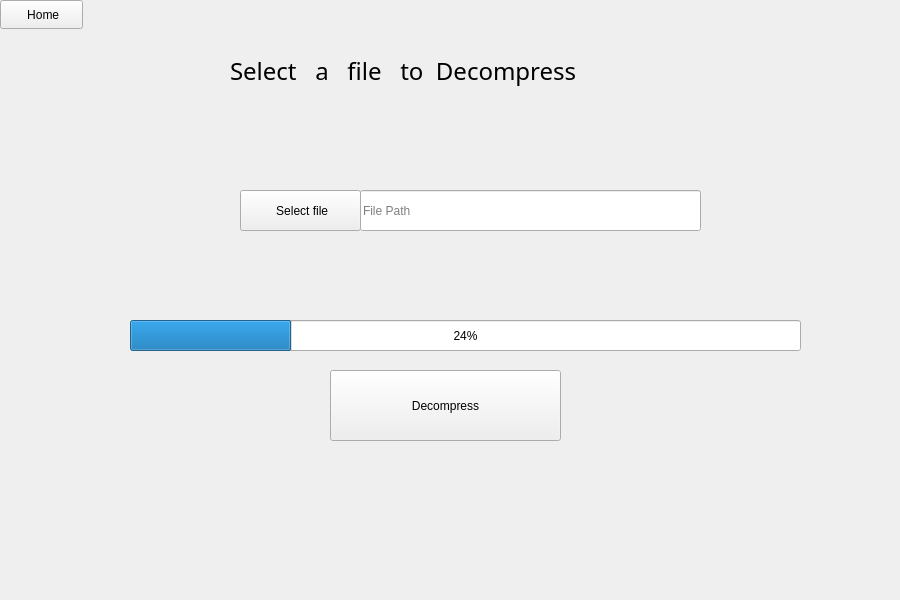
Above: Compresso/mainwindow.ui from ranaahmed786/Compresso before the change. Below: the same form after it.
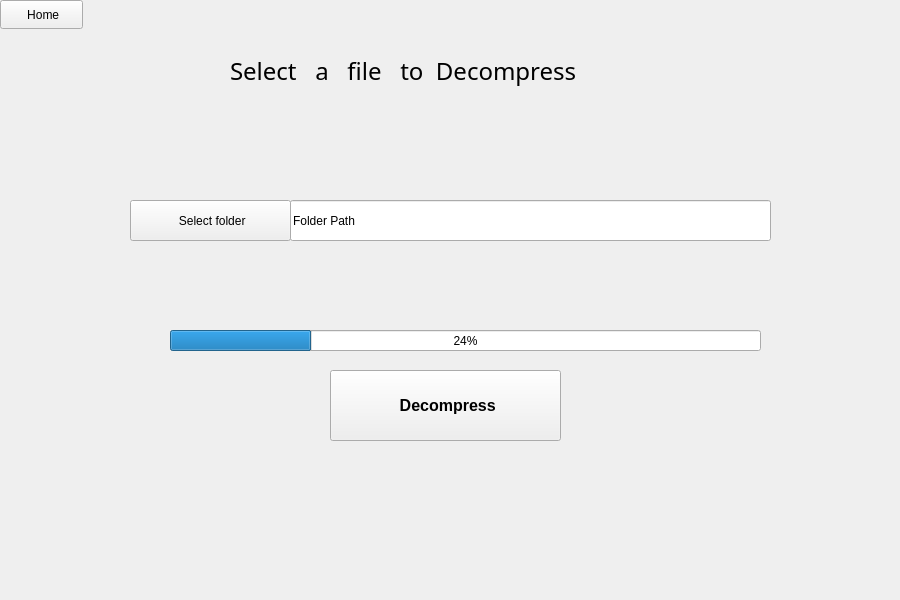
That is the form after the change. The open tabs and pages were chosen to show the change. Icons and pictures are not drawn.

```diff
--- a/Compresso/mainwindow.ui
+++ b/Compresso/mainwindow.ui
@@ -698,6 +698,12 @@
      </widget>
     </widget>
     <widget class="QWidget" name="DecompTab">
+     <property name="font">
+      <font>
+       <pointsize>9</pointsize>
+       <bold>false</bold>
+      </font>
+     </property>
      <widget class="QLabel" name="label_7">
       <property name="geometry">
        <rect>
@@ -720,12 +726,15 @@
      <widget class="QLineEdit" name="filePathbox_2">
       <property name="geometry">
        <rect>
-        <x>360</x>
-        <y>190</y>
-        <width>341</width>
+        <x>290</x>
+        <y>200</y>
+        <width>481</width>
         <height>41</height>
        </rect>
       </property>
+      <property name="text">
+       <string>Folder Path</string>
+      </property>
       <property name="readOnly">
        <bool>true</bool>
       </property>
@@ -736,14 +745,14 @@
      <widget class="QPushButton" name="fileBtn_2">
       <property name="geometry">
        <rect>
-        <x>240</x>
-        <y>190</y>
-        <width>121</width>
+        <x>130</x>
+        <y>200</y>
+        <width>161</width>
         <height>41</height>
        </rect>
       </property>
       <property name="text">
-       <string> Select file</string>
+       <string> Select folder</string>
       </property>
       <property name="icon">
        <iconset>
@@ -754,10 +763,10 @@
      <widget class="QProgressBar" name="dCompressbar">
       <property name="geometry">
        <rect>
-        <x>130</x>
-        <y>320</y>
-        <width>671</width>
-        <height>31</height>
+        <x>170</x>
+        <y>330</y>
+        <width>591</width>
+        <height>21</height>
        </rect>
       </property>
       <property name="value">
@@ -773,8 +782,19 @@
         <height>71</height>
        </rect>
       </property>
+      <property name="font">
+       <font>
+        <pointsize>12</pointsize>
+        <bold>true</bold>
+       </font>
+      </property>
       <property name="text">
-       <string>Decompress</string>
+       <string> Decompress</string>
+      </property>
+      <property name="icon">
+       <iconset>
+        <normalon>:/icons/maximize-solid.svg</normalon>
+       </iconset>
       </property>
      </widget>
      <widget class="QPushButton" name="homeBtn">
```
Left out of the diff: 48 changed lines with no effect on the pictures.
